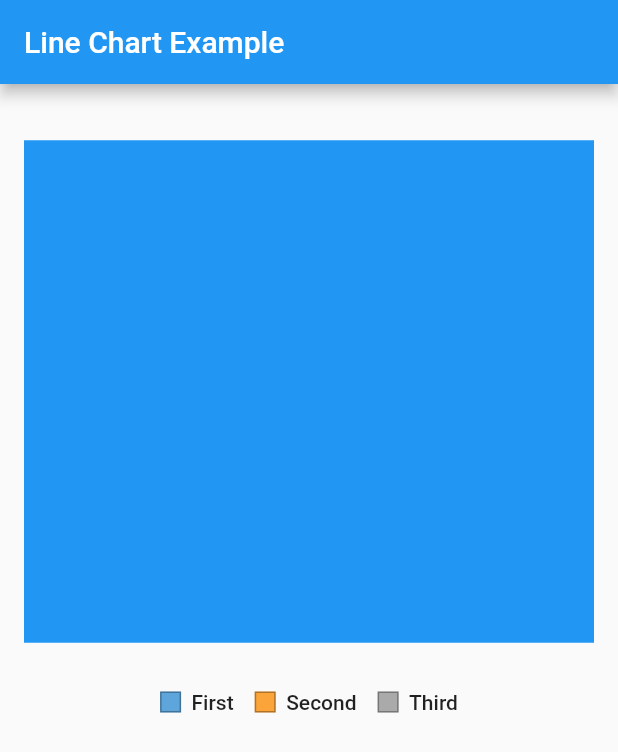
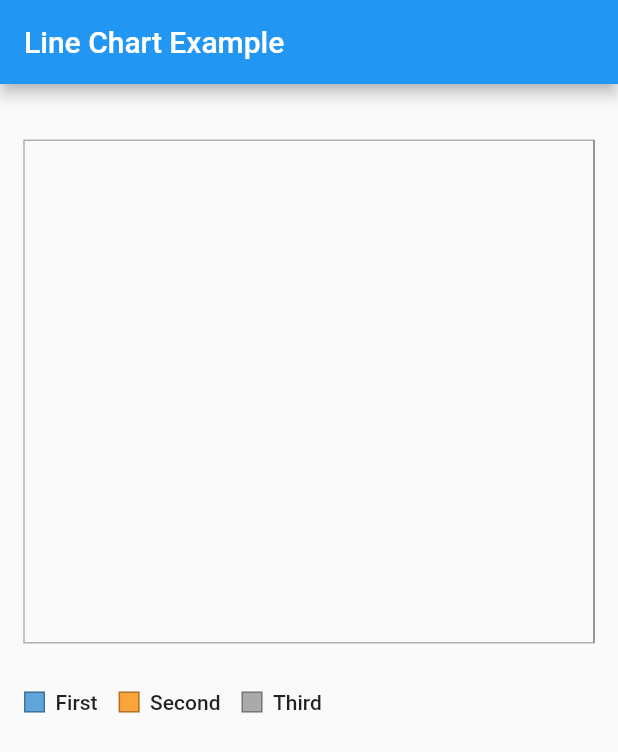
Before and after one commit to greensopinion/flutter-simple-line-chart, a Flutter app: the screen it shows after launch, on a phone screen of 412 x 824 dp. Shown: the top 752 px of the screen. Run offline on Flutter 3.47's test engine with Material 2 defaults, Android fonts, the phone set to English and light mode, and no system bars.

Commit message:
add x axis labels and grid

```diff
--- a/lib/src/axis_labeller.dart
+++ b/lib/src/axis_labeller.dart
@@ -1,5 +1,6 @@
 import 'dart:math';
 
+import 'package:flutter/material.dart';
 import 'package:flutter/painting.dart';
 import 'package:simple_line_chart/simple_line_chart.dart';
 
@@ -7,20 +8,79 @@ import 'line_chart_data.dart';
 
 class AxisLabeller {
   final AxisStyle style;
+  final LineChartData data;
+  final BoxConstraints constraints;
+  late final double width;
+  List<XLabelPoint>? _xLabelPoints;
 
-  AxisLabeller(this.style);
+  AxisLabeller(this.style, this.data, this.constraints) {
+    width = constraints.maxWidth;
+  }
 
-  double largestLabel(Iterable<DataPoint> dataPoints) {
-    return dataPoints.map((point) {
-      final text = style.labelProvider(point);
-      final painter = _createPainter(text);
-      return painter.width;
-    }).reduce(max);
+  double get fontSize => style.textStyle.fontSize ?? AxisStyle.defaultFontSize;
+  double get labelSpacing => fontSize;
+
+  List<XLabelPoint> xLabelPoints() {
+    if (data.datasets.isEmpty || data.datasets.first.dataPoints.length < 2) {
+      return [];
+    }
+    if (_xLabelPoints == null) {
+      final labels = _painter(data.datasets.first.dataPoints).toList();
+      final labelWidth = labels.map((e) => e.painter.width).reduce(max);
+      final labelWidthWithSpacing = labelWidth + fontSize;
+      final labelCount = min(style.maxLabels, width ~/ labelWidthWithSpacing);
+      final interval = data.datasets.first.dataPoints.length / labelCount;
+      _xLabelPoints = labels
+          .asMap()
+          .entries
+          .where((e) => (e.key % interval) == 0)
+          .map((e) => XLabelPoint(
+              e.value.dataPoint,
+              style.labelProvider(e.value.dataPoint),
+              e.value.painter.width,
+              _centerOffset(e.value.dataPoint)))
+          .toList();
+    }
+    return _xLabelPoints!;
   }
+
+  double maxHeight(Iterable<DataPoint> dataPoints) {
+    return _painter(dataPoints).map((e) => e.painter.height).reduce(max);
+  }
+
+  Iterable<_PainterPoint> _painter(Iterable<DataPoint> points) => points
+      .map((p) => _PainterPoint(p, _createPainter(style.labelProvider(p))));
 
   TextPainter _createPainter(String text) => TextPainter(
       text: TextSpan(style: style.textStyle, text: text),
       textAlign: TextAlign.center,
       textDirection: TextDirection.ltr)
     ..layout();
+
+  double _centerOffset(DataPoint point) {
+    final first = data.datasets.first.dataPoints.first;
+    final last = data.datasets.first.dataPoints.last;
+    return ((last.x - point.x) / (last.x - first.x)) * width;
+  }
 }
+
+extension _PainterExtension on Iterable<DataPoint> {}
+
+class XLabelPoint {
+  final DataPoint dataPoint;
+  final String text;
+  final double width;
+  final double centerOffset;
+
+  XLabelPoint(this.dataPoint, this.text, this.width, this.centerOffset);
+
+  double get offset => centerOffset - (width / 2);
+  double get rightEdge => centerOffset + (width / 2);
+}
+
+class _PainterPoint {
+  final DataPoint dataPoint;
+  final TextPainter painter;
+
+  _PainterPoint(this.dataPoint, this.painter);
+}
--- a/lib/src/line_chart.dart
+++ b/lib/src/line_chart.dart
@@ -4,6 +4,7 @@ import 'package:simple_line_chart/src/style.dart';
 import 'package:simple_line_chart/src/x_axis.dart';
 
 import '../simple_line_chart.dart';
+import 'axis_labeller.dart';
 import 'legend.dart';
 
 class LineChart extends StatelessWidget {
@@ -15,15 +16,34 @@ class LineChart extends StatelessWidget {
 
   @override
   Widget build(BuildContext context) {
+    return LayoutBuilder(builder: (context, constraints) {
       final children = <Widget>[];
+      AxisLabeller? topAxisLabeller;
+      AxisLabeller? bottomAxisLabeller;
       if (style.topAxisStyle != null) {
-      children.add(XAxis(style: style.topAxisStyle!, data: data));
+        topAxisLabeller = AxisLabeller(style.topAxisStyle!, data, constraints);
+        children.add(XAxis(
+            style: style.topAxisStyle!, labeller: topAxisLabeller, data: data));
       }
-    children.add(Expanded(child: Stack(children: [LineChartGrid()])));
       if (style.bottomAxisStyle != null) {
-      children.add(XAxis(style: style.bottomAxisStyle!, data: data));
+        bottomAxisLabeller =
+            AxisLabeller(style.bottomAxisStyle!, data, constraints);
+      }
+      children.add(Expanded(
+          child: Stack(fit: StackFit.expand, children: [
+        LineChartGrid(
+            style: (style.topAxisStyle ?? style.bottomAxisStyle)!,
+            labeller: (topAxisLabeller ?? bottomAxisLabeller)!)
+      ])));
+      if (style.bottomAxisStyle != null) {
+        children.add(XAxis(
+            style: style.bottomAxisStyle!,
+            labeller: bottomAxisLabeller!,
+            data: data));
       }
       children.add(Legend(style: style, data: data));
-    return Column(children: children);
+      return Column(
+          crossAxisAlignment: CrossAxisAlignment.start, children: children);
+    });
   }
 }
--- a/lib/src/line_chart_grid.dart
+++ b/lib/src/line_chart_grid.dart
@@ -1,8 +1,40 @@
 import 'package:flutter/material.dart';
+import 'package:simple_line_chart/simple_line_chart.dart';
+
+import 'axis_labeller.dart';
 
 class LineChartGrid extends StatelessWidget {
+  final AxisStyle style;
+  final AxisLabeller labeller;
+
+  const LineChartGrid({Key? key, required this.style, required this.labeller})
+      : super(key: key);
+
   @override
   Widget build(BuildContext context) {
-    return Container(color: Colors.blue);
+    return CustomPaint(painter: _GridPainter(style, labeller));
   }
 }
+
+class _GridPainter extends CustomPainter {
+  final AxisStyle style;
+  final AxisLabeller labeller;
+  _GridPainter(this.style, this.labeller);
+
+  @override
+  void paint(Canvas canvas, Size size) {
+    final linePaint = Paint()
+      ..color = style.lineColor
+      ..strokeWidth = style.lineSize
+      ..isAntiAlias = true
+      ..style = PaintingStyle.stroke;
+    canvas.drawRect(Offset.zero & size, linePaint);
+    labeller.xLabelPoints().forEach((p) {
+      canvas.drawLine(Offset(p.centerOffset, 0),
+          Offset(p.centerOffset, size.height), linePaint);
+    });
+  }
+
+  @override
+  bool shouldRepaint(covariant CustomPainter oldDelegate) => false;
+}
--- a/lib/src/style.dart
+++ b/lib/src/style.dart
@@ -13,7 +13,9 @@ class LineChartStyle {
       {required this.legendStyle,
       required this.datasetStyles,
       this.topAxisStyle,
-      this.bottomAxisStyle});
+      this.bottomAxisStyle}) {
+    assert(topAxisStyle != null || bottomAxisStyle != null);
+  }
 
   factory LineChartStyle.fromTheme(BuildContext context) {
     final theme = Theme.of(context);
--- a/lib/src/x_axis.dart
+++ b/lib/src/x_axis.dart
@@ -1,5 +1,3 @@
-import 'dart:math';
-
 import 'package:flutter/material.dart';
 import 'package:simple_line_chart/src/axis_labeller.dart';
 
@@ -9,8 +7,13 @@ import 'style.dart';
 class XAxis extends StatelessWidget {
   final AxisStyle style;
   final LineChartData data;
+  final AxisLabeller labeller;
 
-  const XAxis({Key? key, required this.style, required this.data})
+  const XAxis(
+      {Key? key,
+      required this.style,
+      required this.labeller,
+      required this.data})
       : super(key: key);
 
   @override
@@ -23,31 +26,14 @@ class XAxis extends StatelessWidget {
       return Container(height: style.textStyle.height);
     }
     return LayoutBuilder(builder: (context, constraints) {
-      final width = constraints.maxWidth;
-      final fontSize = style.textStyle.fontSize ?? AxisStyle.defaultFontSize;
-      final labelSpacing = fontSize;
-      final labelWidth = labelSpacing +
-          AxisLabeller(style).largestLabel(data.datasets.first.dataPoints);
-
-      final labelCount = min(style.maxLabels, width ~/ labelWidth);
-      final interval = data.datasets.first.dataPoints.length / labelCount;
-      final labelPoints = data.datasets.first.dataPoints
-          .asMap()
-          .entries
-          .where((e) => (e.key % interval) == 0)
-          .map((e) => e.value)
-          .toList();
-      final first = data.datasets.first.dataPoints.first;
-      final last = data.datasets.first.dataPoints.last;
-
-      final children = labelPoints.map((p) {
-        final centerOffset = ((last.x - p.x) / (last.x - first.x)) * width;
-        return Positioned(
-            child: Text(style.labelProvider(p)), left: centerOffset);
+      final labelPoints = labeller.xLabelPoints();
+      final children =
+          labelPoints.where((p) => p.rightEdge < labeller.width).map((p) {
+        return Positioned(child: Text(p.text), left: p.offset);
       }).toList();
       return Container(
-        width: width,
-        height: fontSize,
+        width: labeller.width,
+        height: labeller.fontSize,
         child: Stack(children: children),
       );
     });
```
Lines whose indentation alone changed are shown as unchanged.
